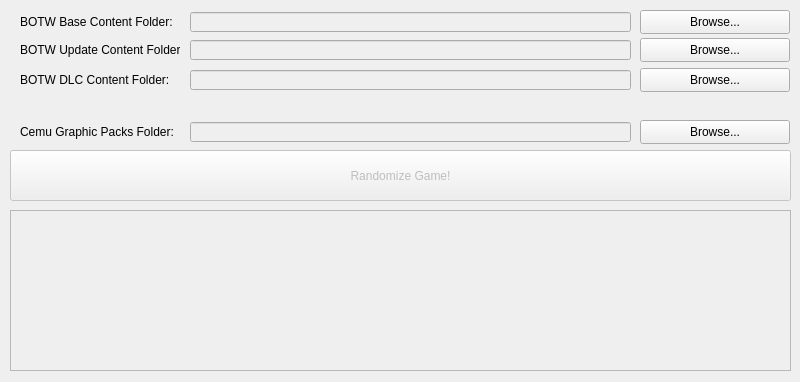
This is randomizer_window.ui in MelonSpeedruns/BotwRandomizer as Qt 5 draws it before an edit. The edited form follows.
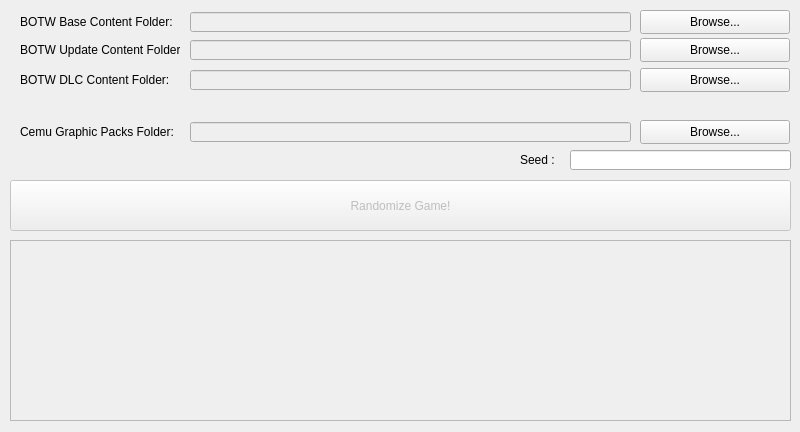
This is the edited form.

Commit message: Added seed option

```diff
--- a/randomizer_window.ui
+++ b/randomizer_window.ui
@@ -10,7 +10,7 @@
     <x>0</x>
     <y>0</y>
     <width>800</width>
-    <height>382</height>
+    <height>432</height>
    </rect>
   </property>
   <property name="windowTitle">
@@ -180,7 +180,7 @@
     <property name="geometry">
      <rect>
       <x>10</x>
-      <y>150</y>
+      <y>180</y>
       <width>781</width>
       <height>51</height>
      </rect>
@@ -196,12 +196,44 @@
     <property name="geometry">
      <rect>
       <x>10</x>
-      <y>210</y>
+      <y>240</y>
       <width>781</width>
-      <height>161</height>
+      <height>181</height>
      </rect>
     </property>
    </widget>
+   <widget class="QLineEdit" name="graphicPacksFolder_2">
+    <property name="enabled">
+     <bool>true</bool>
+    </property>
+    <property name="geometry">
+     <rect>
+      <x>570</x>
+      <y>150</y>
+      <width>221</width>
+      <height>20</height>
+     </rect>
+    </property>
+    <property name="acceptDrops">
+     <bool>false</bool>
+    </property>
+    <property name="maxLength">
+     <number>10</number>
+    </property>
+   </widget>
+   <widget class="QLabel" name="seedLabel">
+    <property name="geometry">
+     <rect>
+      <x>520</x>
+      <y>150</y>
+      <width>41</width>
+      <height>20</height>
+     </rect>
+    </property>
+    <property name="text">
+     <string>Seed :</string>
+    </property>
+   </widget>
   </widget>
  </widget>
  <resources/>
```
The commit also changes 3 other files.
